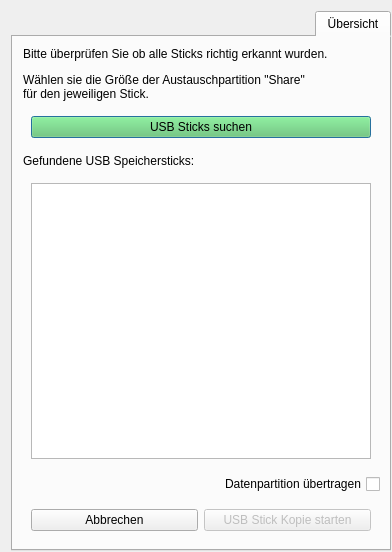
The window that usbcreator.ui (valueerrorx/life-usbcreator) describes before a commit, drawn with Qt 5.
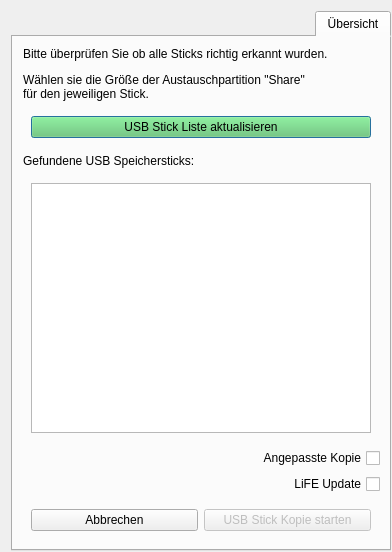
The same window after the commit. Icons and pictures are not drawn.

Commit message: fixed onethousand and one bugs - two more to go

```diff
--- a/usbcreator.ui
+++ b/usbcreator.ui
@@ -130,7 +130,7 @@
              <string notr="true">background-color:rgba(100,200,100,0.5);</string>
             </property>
             <property name="text">
-             <string>USB Sticks suchen</string>
+             <string>USB Stick Liste aktualisieren</string>
             </property>
            </widget>
           </item>
@@ -193,7 +193,17 @@
        <item>
         <widget class="QCheckBox" name="copydata">
          <property name="text">
-          <string>Datenpartition übertragen</string>
+          <string>Angepasste Kopie</string>
+         </property>
+        </widget>
+       </item>
+       <item>
+        <widget class="QCheckBox" name="update">
+         <property name="toolTip">
+          <string> Eventuell vorhandene Daten- und Sharepartitionen &lt;br&gt;auf Ziel USB Sticks erhalten</string>
+         </property>
+         <property name="text">
+          <string>LiFE Update</string>
          </property>
         </widget>
        </item>
```
Left out of the diff: 3 changed lines with no effect on the pictures. The commit also changes 2 other files.
